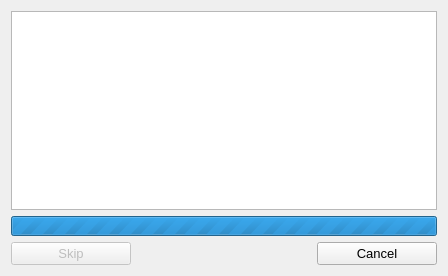
Project-LemonLime/Project_LemonLime, file src/forms/judgingdialog.ui: the form before one commit.
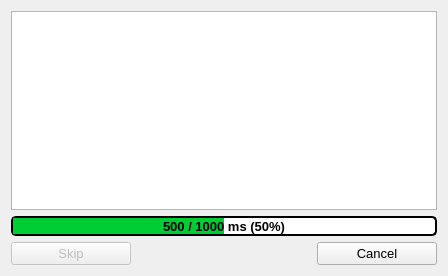
The form after the commit. Icons and pictures are not drawn.

Commit message: fix(dialog): make progress text align center

What changed in the file:
```diff
--- a/src/forms/judgingdialog.ui
+++ b/src/forms/judgingdialog.ui
@@ -34,6 +34,12 @@
     <layout class="QHBoxLayout" name="horizontalLayout">
      <item>
       <widget class="QProgressBar" name="progressBar">
+       <property name="sizePolicy">
+        <sizepolicy hsizetype="Expanding" vsizetype="Fixed">
+         <horstretch>0</horstretch>
+         <verstretch>0</verstretch>
+        </sizepolicy>
+       </property>
        <property name="maximumSize">
         <size>
          <width>16777215</width>
@@ -43,35 +49,38 @@
        <property name="font">
         <font>
          <pointsize>10</pointsize>
-         <weight>75</weight>
          <bold>true</bold>
          <kerning>true</kerning>
         </font>
        </property>
        <property name="layoutDirection">
-        <enum>Qt::LeftToRight</enum>
+        <enum>Qt::LayoutDirection::LeftToRight</enum>
+       </property>
+       <property name="styleSheet">
+        <string notr="true">    QProgressBar {
+        border: 2px solid;
+        border-radius: 5px;
+        text-align:center;
+    }
+    QProgressBar::chunk {
+        background: #0c3;
+    }</string>
        </property>
        <property name="maximum">
-        <number>0</number>
+        <number>1000</number>
        </property>
        <property name="value">
-        <number>0</number>
+        <number>500</number>
        </property>
        <property name="alignment">
-        <set>Qt::AlignLeading|Qt::AlignLeft|Qt::AlignVCenter</set>
+        <set>Qt::AlignmentFlag::AlignCenter</set>
        </property>
        <property name="textVisible">
         <bool>true</bool>
        </property>
-       <property name="orientation">
-        <enum>Qt::Horizontal</enum>
-       </property>
        <property name="invertedAppearance">
         <bool>false</bool>
        </property>
-       <property name="textDirection">
-        <enum>QProgressBar::TopToBottom</enum>
-       </property>
        <property name="format">
         <string>%v / %m ms (%p%)</string>
        </property>
```
Left out of the diff: 5 changed lines with no effect on the pictures. The commit also changes 2 other files.
